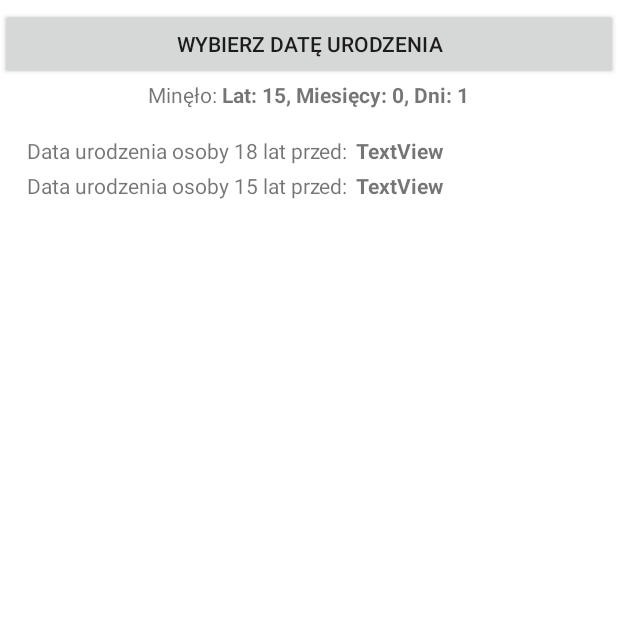
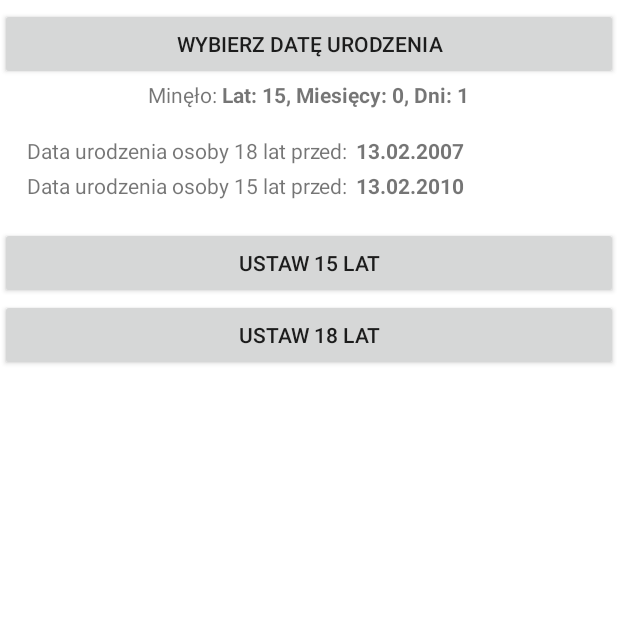
Before and after one commit to Bloodlex/AgeCalculator, an Android app: the MainActivity screen opened directly, with no data from a screen before it, on a phone screen of 412 x 824 dp, the top half of it. Run offline under Robolectric (Android 15) with nearby library versions, the phone set to English and light mode, and no system bars.

Commit message:
initial commit

```diff
--- a/app/src/main/java/com/example/kalkulatorwieku/MainActivity.kt
+++ b/app/src/main/java/com/example/kalkulatorwieku/MainActivity.kt
@@ -7,12 +7,15 @@ import android.widget.TextView
 import androidx.activity.ComponentActivity
 import java.time.LocalDate
 import java.time.Period
+import java.time.format.DateTimeFormatter
 
 class MainActivity : ComponentActivity() {
 
     private lateinit var datePicker: DatePicker
     private lateinit var selectDateButton: Button
     private lateinit var ageTextView: TextView
+    private lateinit var birthDateFor15YearsOldTextView: TextView
+    private lateinit var birthDateFor18YearsOldTextView: TextView
 
     override fun onCreate(savedInstanceState: Bundle?) {
         super.onCreate(savedInstanceState)
@@ -21,8 +24,17 @@ class MainActivity : ComponentActivity() {
         selectDateButton = findViewById(R.id.chooseBirthdateButton)
         datePicker = findViewById(R.id.datePicker)
         ageTextView = findViewById(R.id.timePassedTextView)
+        birthDateFor15YearsOldTextView = findViewById(R.id.birthDateFor15YearsOldTextView)
+        birthDateFor18YearsOldTextView = findViewById(R.id.birthDateFor18YearsOldTextView)
 
         val defaultDate = calculateHardLimit()
+        val ofPattern = DateTimeFormatter.ofPattern("dd.MM.yyyy")
+
+        val calculateSoftLimit = calculateSoftLimit()
+        if (defaultDate != null && calculateSoftLimit != null) {
+            birthDateFor15YearsOldTextView.text = defaultDate.format(ofPattern)
+            birthDateFor18YearsOldTextView.text = calculateSoftLimit.format(ofPattern);
+        }
 
         if (defaultDate != null) {
             datePicker.updateDate(
@@ -36,7 +48,6 @@ class MainActivity : ComponentActivity() {
         datePicker.visibility = android.view.View.GONE
 
         selectDateButton.setOnClickListener {
-            // Toggle the visibility of the DatePicker
             if (datePicker.visibility == android.view.View.GONE) {
                 datePicker.visibility = android.view.View.VISIBLE
                 selectDateButton.text = "Ukryj"
@@ -98,4 +109,9 @@ class MainActivity : ComponentActivity() {
         val defaultDate = today.minusYears(years).minusDays(1)
         return defaultDate
     }
+
+    /*    private fun LocalDate.formatDate(): String {
+            val formatter = DateTimeFormatter.ofPattern("dd.MM.yyyy", Locale.getDefault())
+            return format(formatter)
+        }*/
 }
--- a/app/src/main/res/layout/main_activity.xml
+++ b/app/src/main/res/layout/main_activity.xml
@@ -96,4 +96,16 @@
 
     </LinearLayout>
 
+    <Button
+        android:id="@+id/button"
+        android:layout_width="match_parent"
+        android:layout_height="wrap_content"
+        android:text="Ustaw 15 lat" />
+
+    <Button
+        android:id="@+id/button2"
+        android:layout_width="match_parent"
+        android:layout_height="wrap_content"
+        android:text="Ustaw 18 lat" />
+
 </LinearLayout>
```
